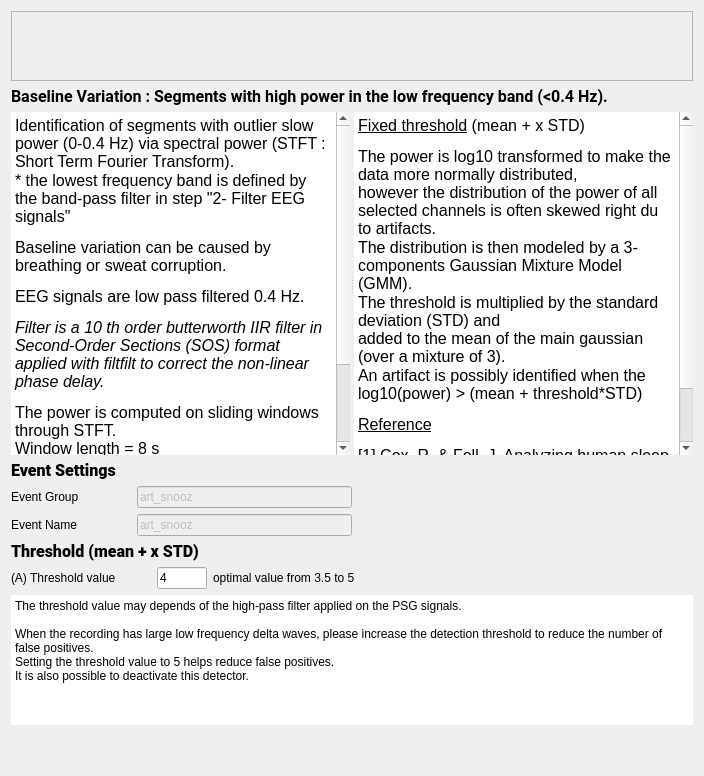
Above: tools/CEAMSTools/DetectArtifacts/BslVarStep/Ui_BslVarStep.ui from SnoozToolbox/snooz-package-ceams before the change. Below: the same form after it.
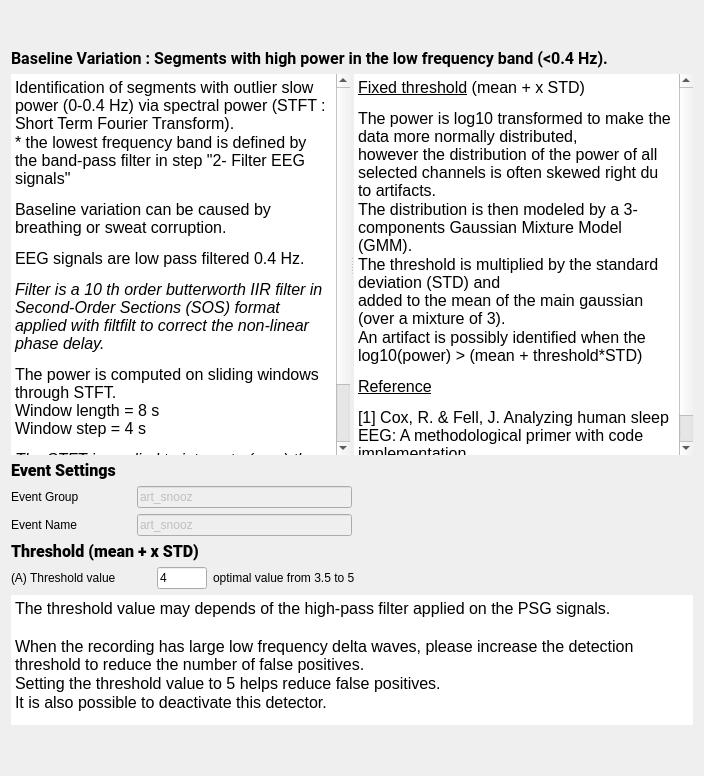
That is the form after the change.

```diff
--- a/tools/CEAMSTools/DetectArtifacts/BslVarStep/Ui_BslVarStep.ui
+++ b/tools/CEAMSTools/DetectArtifacts/BslVarStep/Ui_BslVarStep.ui
@@ -18,25 +18,13 @@
   </property>
   <layout class="QVBoxLayout" name="verticalLayout_2">
    <item>
-    <widget class="QScrollArea" name="scrollArea">
+    <widget class="QWidget" name="imageWidget" native="true">
      <property name="sizePolicy">
       <sizepolicy hsizetype="Expanding" vsizetype="Preferred">
        <horstretch>0</horstretch>
        <verstretch>0</verstretch>
       </sizepolicy>
      </property>
-     <property name="widgetResizable">
-      <bool>true</bool>
-     </property>
-     <widget class="QWidget" name="scrollAreaWidgetContents">
-      <property name="geometry">
-       <rect>
-        <x>0</x>
-        <y>0</y>
-        <width>1545</width>
-        <height>161</height>
-       </rect>
-      </property>
       <layout class="QHBoxLayout" name="horizontalLayout">
        <item>
         <widget class="QLabel" name="label_7">
@@ -50,7 +38,6 @@
        </item>
       </layout>
      </widget>
-    </widget>
    </item>
    <item>
     <widget class="QLabel" name="label_6">
@@ -384,7 +371,7 @@
     </layout>
    </item>
    <item>
-    <widget class="QPlainTextEdit" name="plainTextEdit">
+    <widget class="QTextEdit" name="textEdit">
      <property name="sizePolicy">
       <sizepolicy hsizetype="Expanding" vsizetype="Expanding">
        <horstretch>0</horstretch>
@@ -412,15 +399,28 @@
      <property name="lineWidth">
       <number>1</number>
      </property>
+     <property name="verticalScrollBarPolicy">
+      <enum>Qt::ScrollBarPolicy::ScrollBarAlwaysOff</enum>
+     </property>
+     <property name="horizontalScrollBarPolicy">
+      <enum>Qt::ScrollBarPolicy::ScrollBarAlwaysOff</enum>
+     </property>
      <property name="readOnly">
       <bool>true</bool>
      </property>
-     <property name="plainText">
-      <string>The threshold value may depends of the high-pass filter applied on the PSG signals.
-
-When the recording has large low frequency delta waves, please increase the detection threshold to reduce the number of false positives. 
-Setting the threshold value to 5 helps reduce false positives.
-It is also possible to deactivate this detector.</string>
+     <property name="html">
+      <string>&lt;!DOCTYPE HTML PUBLIC &quot;-//W3C//DTD HTML 4.0//EN&quot; &quot;http://www.w3.org/TR/REC-html40/strict.dtd&quot;&gt;
+&lt;html&gt;&lt;head&gt;&lt;meta name=&quot;qrichtext&quot; content=&quot;1&quot; /&gt;&lt;meta charset=&quot;utf-8&quot; /&gt;&lt;style type=&quot;text/css&quot;&gt;
+p, li { white-space: pre-wrap; }
+hr { height: 1px; border-width: 0; }
+li.unchecked::marker { content: &quot;\2610&quot;; }
+li.checked::marker { content: &quot;\2612&quot;; }
+&lt;/style&gt;&lt;/head&gt;&lt;body style=&quot; font-family:'Roboto'; font-size:12pt; font-weight:400; font-style:normal;&quot;&gt;
+&lt;p style=&quot; margin-top:0px; margin-bottom:0px; margin-left:0px; margin-right:0px; -qt-block-indent:0; text-indent:0px;&quot;&gt;The threshold value may depends of the high-pass filter applied on the PSG signals.&lt;/p&gt;
+&lt;p style=&quot;-qt-paragraph-type:empty; margin-top:0px; margin-bottom:0px; margin-left:0px; margin-right:0px; -qt-block-indent:0; text-indent:0px;&quot;&gt;&lt;br /&gt;&lt;/p&gt;
+&lt;p style=&quot; margin-top:0px; margin-bottom:0px; margin-left:0px; margin-right:0px; -qt-block-indent:0; text-indent:0px;&quot;&gt;When the recording has large low frequency delta waves, please increase the detection threshold to reduce the number of false positives. &lt;/p&gt;
+&lt;p style=&quot; margin-top:0px; margin-bottom:0px; margin-left:0px; margin-right:0px; -qt-block-indent:0; text-indent:0px;&quot;&gt;Setting the threshold value to 5 helps reduce false positives.&lt;/p&gt;
+&lt;p style=&quot; margin-top:0px; margin-bottom:0px; margin-left:0px; margin-right:0px; -qt-block-indent:0; text-indent:0px;&quot;&gt;It is also possible to deactivate this detector.&lt;/p&gt;&lt;/body&gt;&lt;/html&gt;</string>
      </property>
     </widget>
    </item>
```
Lines whose indentation alone changed are shown as unchanged.
